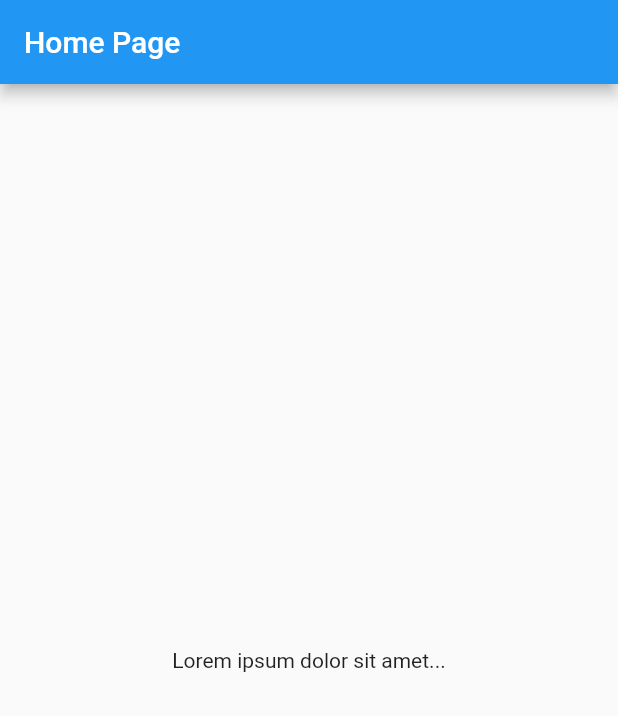
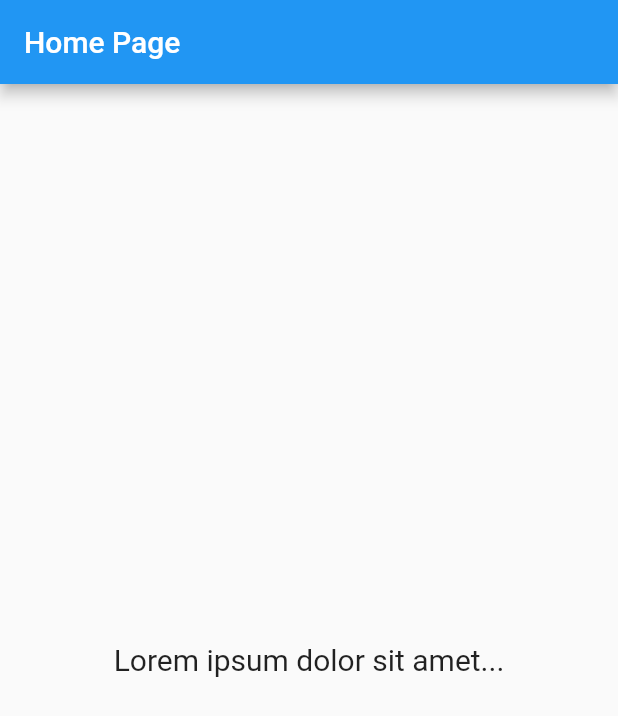
Before and after one commit to smjxpro/flutter_getx_rnd, a Flutter app: the screen it shows after launch, on a phone screen of 412 x 824 dp. Shown: the top 716 px of the screen. Run offline on Flutter 3.47's test engine with Material 2 defaults, Android fonts, the phone set to English and light mode, and no system bars; our stand-ins replace get.

Commit message:
responsive value

```diff
--- a/lib/app/presentation/pages/home_page.dart
+++ b/lib/app/presentation/pages/home_page.dart
@@ -2,14 +2,20 @@ import 'package:flutter/material.dart';
 import 'package:get/get.dart';
 
 class HomePage extends GetResponsiveView {
-  build(BuildContext context) {
+  builder() {
     return Scaffold(
       appBar: AppBar(
         title: Text('Home Page'),
       ),
       body: Container(
         child: Center(
-          child: Text('Lorem ipsum dolor sit amet...'),
+          child: Text(
+            'Lorem ipsum dolor sit amet...',
+            style: TextStyle(
+              fontSize:
+                  screen.responsiveValue(mobile: 20, tablet: 30, desktop: 50),
+            ),
+          ),
         ),
       ),
     );
```
